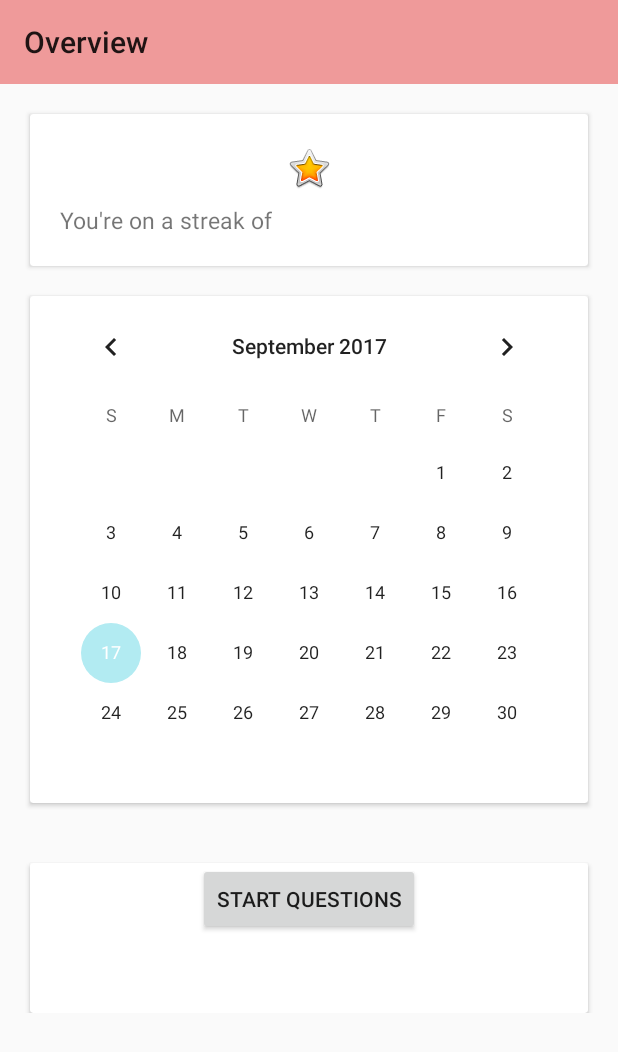
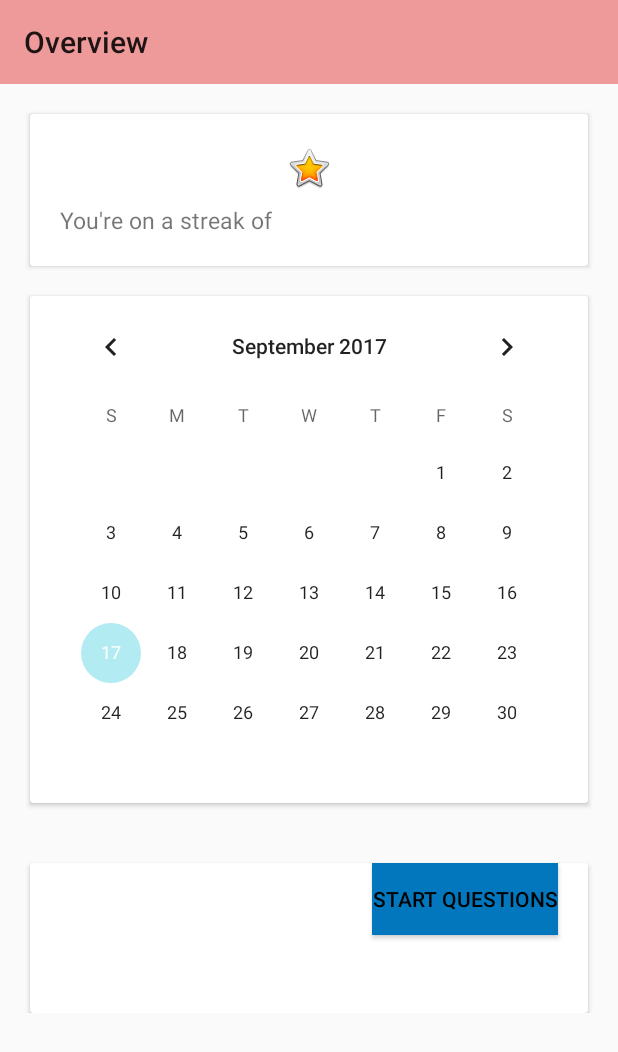
Before and after one commit to CampbellOwen/OneDayAtaTime, an Android app: the screen it shows after launch (Overview_Main), on a phone screen of 412 x 824 dp. Shown: the top 1052 px of the screen. Run offline under Robolectric (Android 15) with nearby library versions, the phone set to English and light mode, and no system bars.

Commit message:
styled new quiz button

```diff
--- a/app/src/main/res/layout/overview_layout.xml
+++ b/app/src/main/res/layout/overview_layout.xml
@@ -86,7 +86,10 @@
                 android:id="@+id/startQuestionsButton"
                 android:layout_height="wrap_content"
                 android:layout_width="wrap_content"
-                android:layout_gravity="center_horizontal"
+                android:layout_gravity="end"
+                android:layout_marginEnd="20dp"
+                android:background="@color/colorSecondary"
+                android:textColor="@color/textcoloronSecondary"
                 android:text="Start Questions">
 
             </Button>
```
